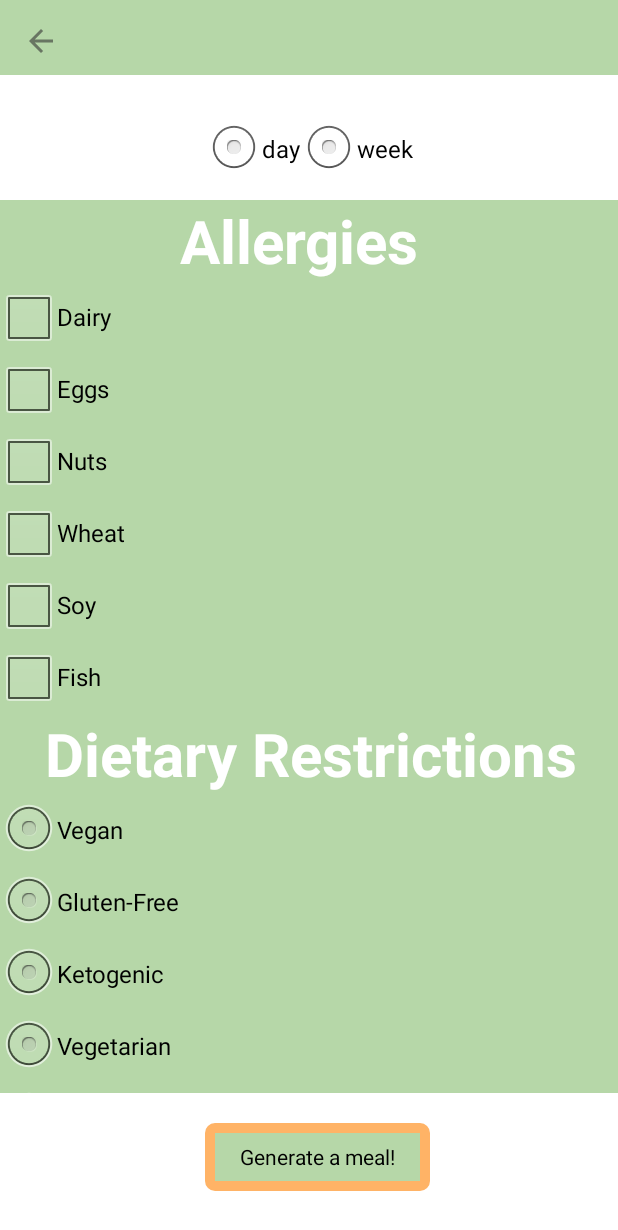
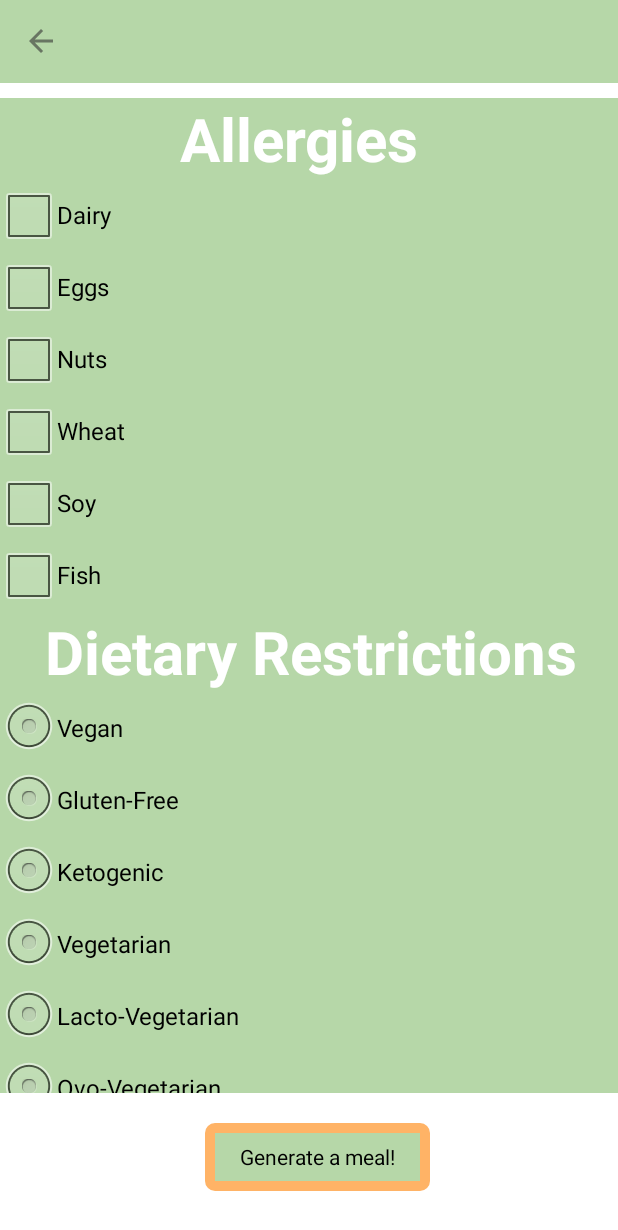
Before and after one commit to IanTDuncan/MealTime, an Android app built with Jetpack Compose: the GenerateMealActivity screen opened directly, with no data from a screen before it, on a phone screen of 412 x 824 dp. Shown: the top 1230 px of the screen. Run offline under Robolectric (Android 15) with nearby library versions, the phone set to English and light mode, and no system bars.

Commit message:
Removing Day/Week options

```diff
--- a/MealTime1/app/src/main/res/layout/meal_activity.xml
+++ b/MealTime1/app/src/main/res/layout/meal_activity.xml
@@ -8,7 +8,7 @@
 
     <FrameLayout
         android:layout_width="match_parent"
-        android:layout_height="50dp"
+        android:layout_height="55dp"
         android:gravity="center"
         android:elevation="0dp"
         android:id="@+id/appbar"
@@ -27,32 +27,7 @@
 
     <!-- Radio group for time frame selection -->
 
-    <RadioGroup
-        android:id="@+id/weekOptions"
-        android:layout_width="wrap_content"
-        android:layout_height="wrap_content"
-        android:orientation="horizontal"
-        android:layout_below="@id/appbar"
-        android:layout_centerHorizontal="true"
-        android:layout_marginTop="25dp">
 
-
-        <!-- Toggles for breakfast meals -->
-        <RadioButton
-            android:id="@+id/weekdaySwitch"
-            android:layout_width="wrap_content"
-            android:layout_height="48dp"
-            android:textColor="@color/black"
-            android:text="day" />
-
-        <!-- Toggles for full week meals -->
-        <RadioButton
-            android:id="@+id/fullWeekSwitch"
-            android:layout_width="wrap_content"
-            android:layout_height="48dp"
-            android:textColor="@color/black"
-            android:text="week" />
-    </RadioGroup>
 
     <!-- Generate meal button -->
     <Button
@@ -74,7 +49,7 @@
     <ScrollView
         android:layout_width="match_parent"
         android:layout_height="match_parent"
-        android:layout_below="@id/weekOptions"
+        android:layout_below="@id/appbar"
         android:layout_above="@+id/generateMealButton"
         android:layout_marginTop="10dp"
         android:layout_marginBottom="20dp"
```
Also changed, not shown: MealTime1/app/src/main/java/com/example/mealtime1/GenerateMealActivity.kt (+1 -17 lines).
